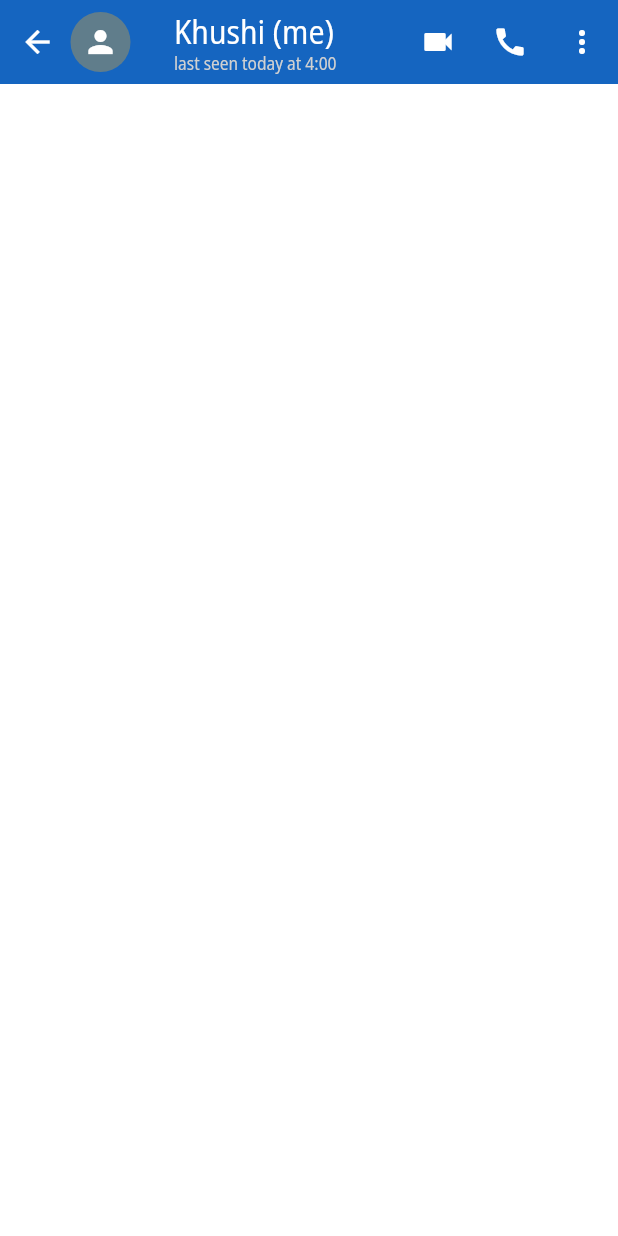
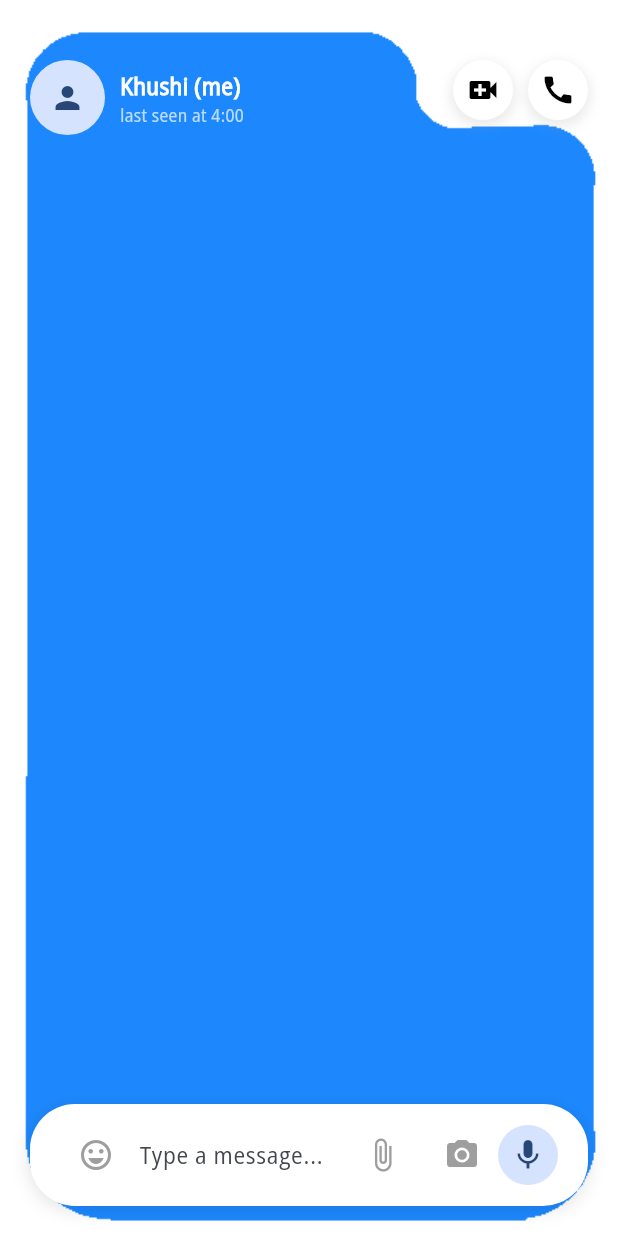
Before and after one commit to khush1yaaar/ChatApp, a Flutter app: the screen it shows after launch, after a tap on "Khushi (me)", on a phone screen of 412 x 824 dp. Run offline on Flutter 3.47's test engine with Material 3 defaults, Android fonts, the phone set to English and light mode, and no system bars.

Commit message:
indivisual chat screen - working

```diff
--- a/lib/screens/indivisual_chat_screen.dart
+++ b/lib/screens/indivisual_chat_screen.dart
@@ -1,122 +1,196 @@
 import 'package:chatapp/models/chat_model.dart';
-import 'package:chatapp/screens/profile_screen.dart';
 import 'package:flutter/material.dart';
 
 // ignore: must_be_immutable
 class IndivisualChatScreen extends StatefulWidget {
+  ChatModel chatmodel;
   IndivisualChatScreen({super.key, required this.chatmodel});
-  ChatModel chatmodel;
 
   @override
-  State<IndivisualChatScreen> createState() => _IndivisualChatScreenState();
+  _IndivisualChatScreenState createState() => _IndivisualChatScreenState();
 }
 
 class _IndivisualChatScreenState extends State<IndivisualChatScreen> {
+  // Focus node for detecting when the TextField is focused
+  FocusNode _focusNode = FocusNode();
+  // Variable to track if the keyboard is open
+  bool _isKeyboardVisible = false;
+
+  @override
+  void initState() {
+    super.initState();
+    // Add listener to detect when the TextField is focused/unfocused
+    _focusNode.addListener(() {
+      setState(() {
+        _isKeyboardVisible = _focusNode.hasFocus;
+      });
+    });
+  }
+
+  @override
+  void dispose() {
+    _focusNode.dispose(); // Dispose of the focus node when the widget is disposed
+    super.dispose();
+  }
+
+  // The floating icon widget
+  Widget _buildFloatingIcon(IconData icon) {
+    return Container(
+      decoration: BoxDecoration(
+        color: Colors.white,
+        shape: BoxShape.circle,
+        boxShadow: [
+          BoxShadow(
+            color: Colors.grey.withOpacity(0.2),
+            spreadRadius: 2,
+            blurRadius: 6,
+            offset: Offset(0, 3),
+          ),
+        ],
+      ),
+      child: Padding(
+        padding: const EdgeInsets.all(8.0),
+        child: Icon(icon, color: Colors.black, size: 24),
+      ),
+    );
+  }
+
   @override
   Widget build(BuildContext context) {
     return Scaffold(
-      appBar: AppBar(
-        backgroundColor: Colors.blue.shade800,
-        leadingWidth: 100,
-        leading: Row(
-          mainAxisAlignment: MainAxisAlignment.center,
+      resizeToAvoidBottomInset: false,  // Prevent resizing when keyboard appears
+      body: Stack(
         children: [
-            GestureDetector(
-                onTap: () {
-                  Navigator.pop(context);
-                },
-                child: const Icon(
-                  Icons.arrow_back,
-                  color: Colors.white,
-                )),
-            const SizedBox(
-              width: 10,
+          // Background image layer (Fixed in place)
+          Positioned.fill(
+            child: Image.asset(
+              'lib/const/images/chat_screen.png', // Path to your custom background image
+              fit: BoxFit.cover,
             ),
+          ),
+
+          // Avatar and name on the top-left corner
+          Positioned(
+            top: 40,
+            left: 20,
+            child: Row(
+              children: [
                 CircleAvatar(
-              radius: 20,
-              backgroundColor: Colors.blueGrey,
-              child: widget.chatmodel.isGroup
-                  ? const Icon(Icons.group, color: Colors.white,)
-                  : const Icon(Icons.person, color: Colors.white,),
-            )
-          ],
+                  radius: 25,
+                  child: Icon(widget.chatmodel.isGroup ? Icons.group : Icons.person),
                 ),
-        title: GestureDetector(
-          onTap: () {
-            Navigator.push(context,
-                MaterialPageRoute(builder: (context) => ProfileScreen()));
-          },
-          child: Column(
-            mainAxisAlignment: MainAxisAlignment.start,
+                const SizedBox(width: 10), // Spacing between avatar and text
+                Column(
                   crossAxisAlignment: CrossAxisAlignment.start,
                   children: [
                     Text(
                       widget.chatmodel.name,
-                style: const TextStyle(color: Colors.white),
+                      style: TextStyle(
+                        fontSize: 16,
+                        fontWeight: FontWeight.bold,
+                        color: Colors.white,
+                      ),
                     ),
                     Text(
-                'last seen today at ${widget.chatmodel.time}',
-                style: const TextStyle(
-                    color: Color.fromARGB(255, 209, 209, 209), fontSize: 12),
+                      'last seen at ${widget.chatmodel.time}',
+                      style: TextStyle(
+                        fontSize: 12,
+                        color: Colors.white70,
+                      ),
+                    ),
+                  ],
+                ),
+              ],
+            ),
+          ),
+
+          // Floating call and video call icons (top-right corner)
+          Positioned(
+            top: 40,
+            right: 20,
+            child: Row(
+              children: [
+                _buildFloatingIcon(Icons.video_call),
+                const SizedBox(width: 10),
+                _buildFloatingIcon(Icons.call),
+              ],
+            ),
+          ),
+
+          // Enhanced Chat text field (bottom center with emoji, attachment, camera icons)
+          Positioned(
+            bottom: _isKeyboardVisible ? 300 : 20, // Move up when keyboard is visible
+            left: 20,
+            right: 20,
+            child: GestureDetector(
+              onTap: () {
+                // Remove focus from the TextField when the user taps outside
+                FocusScope.of(context).unfocus();
+              },
+              child: Container(
+                padding: EdgeInsets.symmetric(horizontal: 20, vertical: 10),
+                decoration: BoxDecoration(
+                  color: Colors.white,
+                  borderRadius: BorderRadius.circular(30),
+                  boxShadow: [
+                    BoxShadow(
+                      color: Colors.black12,
+                      blurRadius: 10,
+                      offset: Offset(0, 2),
+                    ),
+                  ],
+                ),
+                child: Row(
+                  children: [
+                    // Emoji icon
+                    IconButton(
+                      icon: Icon(Icons.emoji_emotions_outlined, color: Colors.grey),
+                      onPressed: () {
+                        // Action for emoji picker (if needed)
+                      },
+                    ),
+                    const SizedBox(width: 5),
+
+                    // TextField for typing messages
+                    Expanded(
+                      child: TextField(
+                        focusNode: _focusNode, // Attach the focus node
+                        decoration: InputDecoration(
+                          hintText: 'Type a message...',
+                          border: InputBorder.none,
+                        ),
+                      ),
+                    ),
+
+                    // Attachment icon
+                    IconButton(
+                      icon: Icon(Icons.attach_file, color: Colors.grey),
+                      onPressed: () {
+                        // Action for attachments
+                      },
+                    ),
+                    const SizedBox(width: 5),
+
+                    // Camera icon
+                    IconButton(
+                      icon: Icon(Icons.camera_alt, color: Colors.grey),
+                      onPressed: () {
+                        // Action for camera
+                      },
+                    ),
+
+                    // Microphone icon inside CircleAvatar
+                    CircleAvatar(
+                      radius: 20,
+                      child: Icon(Icons.mic),
                     )
                   ],
                 ),
               ),
-        actions: [
-          IconButton(
-              onPressed: () {},
-              icon: const Icon(
-                Icons.videocam,
-                color: Colors.white,
-              )),
-          IconButton(
-              onPressed: () {},
-              icon: Icon(
-                Icons.call,
-                color: Colors.white,
-              )),
-          PopupMenuButton(
-            color: const Color.fromARGB(255, 255, 255, 255),
-            icon: const Icon(
-              Icons.more_vert,
-              color: Colors.white,
-            ), // Use your floating icon method
-            itemBuilder: (BuildContext context) => <PopupMenuEntry>[
-              const PopupMenuItem(
-                value: 'profile',
-                child: Text('Profile'),
             ),
-              const PopupMenuItem(
-                value: 'newgroup',
-                child: Text('New Group'),
-              ),
-              const PopupMenuItem(
-                value: 'settings',
-                child: Text('Settings'),
-              ),
-              const PopupMenuItem(
-                value: 'starred',
-                child: Text('Starred'),
           ),
         ],
-            onSelected: (value) {
-              // Handle the selection
-              if (value == 'settings') {
-                // Navigate to settings or perform actions
-              } else if (value == 'profile') {
-                // Perform logout action
-
-                print('Profile Selected');
-              } else if (value == 'starred') {
-                // Perform logout action
-
-                print('Starred selected');
-              }
-            },
-          )
-        ],
       ),
-      backgroundColor: Colors.white,
     );
   }
 }
--- a/pubspec.yaml
+++ b/pubspec.yaml
@@ -47,6 +47,7 @@ dev_dependencies:
   # rules and activating additional ones.
   flutter_lints: ^4.0.0
   flutter_svg: ^2.0.10+1
+  emoji_picker_flutter: ^3.0.0
 
 # For information on the generic Dart part of this file, see the
 # following page: https://dart.dev/tools/pub/pubspec
```
Also changed, not shown: lib/const/images/chat_screen.png (added), lib/const/images/chat_screen_background.jpg (deleted), pubspec.lock, 5 other files. Lines whose indentation alone changed are shown as unchanged.
